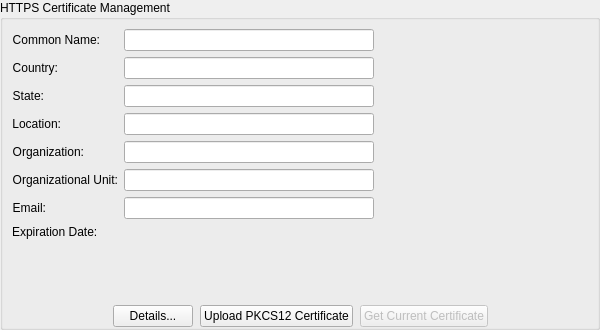
fw-dev/translations, file FWAdminLib/Preferences/sslcertificateform.ui: the form before one commit.
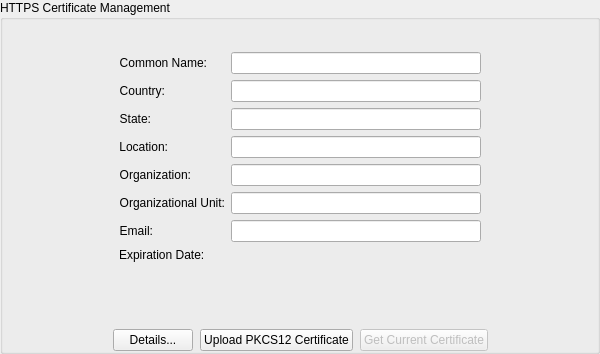
The form after the commit.

The edit to the form file:
```diff
--- a/FWAdminLib/Preferences/sslcertificateform.ui
+++ b/FWAdminLib/Preferences/sslcertificateform.ui
@@ -7,7 +7,7 @@
     <x>0</x>
     <y>0</y>
     <width>600</width>
-    <height>330</height>
+    <height>354</height>
    </rect>
   </property>
   <property name="windowTitle">
@@ -33,27 +33,63 @@
      </property>
      <layout class="QVBoxLayout" name="verticalLayout_2" stretch="0,0,1,0">
       <property name="spacing">
-       <number>0</number>
+       <number>-1</number>
       </property>
       <property name="leftMargin">
-       <number>0</number>
+       <number>12</number>
       </property>
       <property name="topMargin">
        <number>0</number>
       </property>
       <property name="rightMargin">
-       <number>0</number>
+       <number>12</number>
       </property>
       <property name="bottomMargin">
        <number>0</number>
       </property>
       <item>
        <widget class="QWidget" name="widget" native="true">
+        <layout class="QHBoxLayout" name="horizontalLayout_2">
+         <property name="spacing">
+          <number>-1</number>
+         </property>
+         <property name="leftMargin">
+          <number>0</number>
+         </property>
+         <property name="topMargin">
+          <number>0</number>
+         </property>
+         <property name="rightMargin">
+          <number>0</number>
+         </property>
+         <property name="bottomMargin">
+          <number>0</number>
+         </property>
+         <item>
+          <spacer name="horizontalSpacer_3">
+           <property name="orientation">
+            <enum>Qt::Horizontal</enum>
+           </property>
+           <property name="sizeHint" stdset="0">
+            <size>
+             <width>104</width>
+             <height>20</height>
+            </size>
+           </property>
+          </spacer>
+         </item>
+         <item>
         <layout class="QFormLayout" name="formLayout">
-         <property name="fieldGrowthPolicy">
-          <enum>QFormLayout::ExpandingFieldsGrow</enum>
-         </property>
-         <item row="0" column="0">
+           <property name="leftMargin">
+            <number>0</number>
+           </property>
+           <property name="topMargin">
+            <number>12</number>
+           </property>
+           <property name="bottomMargin">
+            <number>0</number>
+           </property>
+           <item row="1" column="0">
           <widget class="QLabel" name="commonNamelbl">
            <property name="text">
             <string>Common Name:</string>
@@ -63,7 +99,7 @@
            </property>
           </widget>
          </item>
-         <item row="0" column="1">
+           <item row="1" column="1">
           <widget class="QLineEdit" name="certificateServerDns">
            <property name="sizePolicy">
             <sizepolicy hsizetype="Fixed" vsizetype="Fixed">
@@ -82,7 +118,7 @@
            </property>
           </widget>
          </item>
-         <item row="1" column="0">
+           <item row="2" column="0">
           <widget class="QLabel" name="label_12">
            <property name="text">
             <string>Country:</string>
@@ -92,7 +128,7 @@
            </property>
           </widget>
          </item>
-         <item row="1" column="1">
+           <item row="2" column="1">
           <widget class="QLineEdit" name="certificateCountry">
            <property name="sizePolicy">
             <sizepolicy hsizetype="Fixed" vsizetype="Fixed">
@@ -111,7 +147,7 @@
            </property>
           </widget>
          </item>
-         <item row="2" column="0">
+           <item row="3" column="0">
           <widget class="QLabel" name="label_13">
            <property name="text">
             <string>State:</string>
@@ -121,7 +157,7 @@
            </property>
           </widget>
          </item>
-         <item row="2" column="1">
+           <item row="3" column="1">
           <widget class="QLineEdit" name="certificateState">
            <property name="sizePolicy">
             <sizepolicy hsizetype="Fixed" vsizetype="Fixed">
@@ -140,7 +176,7 @@
            </property>
           </widget>
          </item>
-         <item row="3" column="0">
+           <item row="4" column="0">
           <widget class="QLabel" name="label_14">
            <property name="text">
             <string>Location:</string>
@@ -150,7 +186,7 @@
            </property>
           </widget>
          </item>
-         <item row="3" column="1">
+           <item row="4" column="1">
           <widget class="QLineEdit" name="certificateLocation">
            <property name="sizePolicy">
             <sizepolicy hsizetype="Fixed" vsizetype="Fixed">
@@ -172,7 +208,7 @@
            </property>
           </widget>
          </item>
-         <item row="4" column="0">
+           <item row="5" column="0">
           <widget class="QLabel" name="label_15">
            <property name="text">
             <string>Organization:</string>
@@ -182,7 +218,7 @@
            </property>
           </widget>
          </item>
-         <item row="4" column="1">
+           <item row="5" column="1">
           <widget class="QLineEdit" name="certificateOrganization">
            <property name="sizePolicy">
             <sizepolicy hsizetype="Fixed" vsizetype="Fixed">
@@ -201,7 +237,7 @@
            </property>
           </widget>
          </item>
-         <item row="5" column="0">
+           <item row="6" column="0">
           <widget class="QLabel" name="label_16">
            <property name="text">
             <string>Organizational Unit:</string>
@@ -211,7 +247,7 @@
            </property>
           </widget>
          </item>
-         <item row="5" column="1">
+           <item row="6" column="1">
           <widget class="QLineEdit" name="certificateOrganizationalUnit">
            <property name="sizePolicy">
             <sizepolicy hsizetype="Fixed" vsizetype="Fixed">
@@ -230,7 +266,7 @@
            </property>
           </widget>
          </item>
-         <item row="6" column="0">
+           <item row="7" column="0">
           <widget class="QLabel" name="label_18">
            <property name="text">
             <string>Email:</string>
@@ -240,7 +276,7 @@
            </property>
           </widget>
          </item>
-         <item row="6" column="1">
+           <item row="7" column="1">
           <widget class="QLineEdit" name="certificateEmail">
            <property name="sizePolicy">
             <sizepolicy hsizetype="Fixed" vsizetype="Fixed">
@@ -259,19 +295,41 @@
            </property>
           </widget>
          </item>
-         <item row="7" column="0">
+           <item row="8" column="0">
           <widget class="QLabel" name="label">
            <property name="text">
             <string>Expiration Date:</string>
            </property>
           </widget>
          </item>
-         <item row="7" column="1">
+           <item row="8" column="1">
           <widget class="QLabel" name="expiryDate">
            <property name="text">
             <string/>
            </property>
           </widget>
+           </item>
+           <item row="0" column="0" colspan="2">
+            <widget class="QLabel" name="caChainLbl">
+             <property name="text">
+              <string/>
+             </property>
+            </widget>
+           </item>
+          </layout>
+         </item>
+         <item>
+          <spacer name="horizontalSpacer_4">
+           <property name="orientation">
+            <enum>Qt::Horizontal</enum>
+           </property>
+           <property name="sizeHint" stdset="0">
+            <size>
+             <width>104</width>
+             <height>20</height>
+            </size>
+           </property>
+          </spacer>
          </item>
         </layout>
        </widget>
```
Lines whose indentation alone changed are shown as unchanged.
